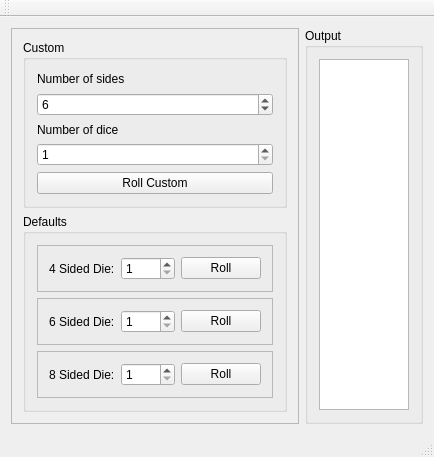
First picture: the form in mainwindow.ui, repository vix597/DnDDice, before the edit.
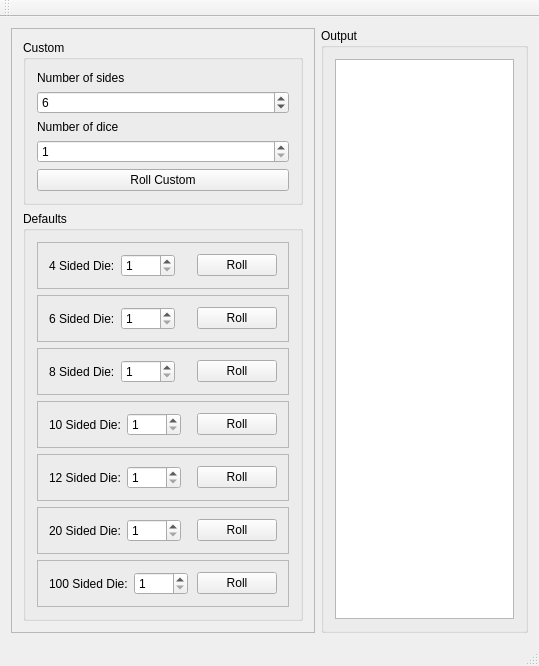
Second picture: the form after the edit.

Commit message: Added the remaining default dice

Patch:
```diff
--- a/mainwindow.ui
+++ b/mainwindow.ui
@@ -6,8 +6,8 @@
    <rect>
     <x>0</x>
     <y>0</y>
-    <width>434</width>
-    <height>457</height>
+    <width>539</width>
+    <height>613</height>
    </rect>
   </property>
   <property name="windowTitle">
@@ -230,6 +230,202 @@
             </layout>
            </widget>
           </item>
+          <item>
+           <widget class="QFrame" name="frame_5">
+            <property name="frameShape">
+             <enum>QFrame::StyledPanel</enum>
+            </property>
+            <property name="frameShadow">
+             <enum>QFrame::Raised</enum>
+            </property>
+            <layout class="QHBoxLayout" name="horizontalLayout_5">
+             <item>
+              <widget class="QLabel" name="label_6">
+               <property name="text">
+                <string>10 Sided Die:</string>
+               </property>
+              </widget>
+             </item>
+             <item>
+              <widget class="QSpinBox" name="TenSided">
+               <property name="minimum">
+                <number>1</number>
+               </property>
+               <property name="maximum">
+                <number>5000</number>
+               </property>
+              </widget>
+             </item>
+             <item>
+              <spacer name="horizontalSpacer_2">
+               <property name="orientation">
+                <enum>Qt::Horizontal</enum>
+               </property>
+               <property name="sizeHint" stdset="0">
+                <size>
+                 <width>40</width>
+                 <height>20</height>
+                </size>
+               </property>
+              </spacer>
+             </item>
+             <item>
+              <widget class="QPushButton" name="RollTenSided">
+               <property name="text">
+                <string>Roll</string>
+               </property>
+              </widget>
+             </item>
+            </layout>
+           </widget>
+          </item>
+          <item>
+           <widget class="QFrame" name="frame_6">
+            <property name="frameShape">
+             <enum>QFrame::StyledPanel</enum>
+            </property>
+            <property name="frameShadow">
+             <enum>QFrame::Raised</enum>
+            </property>
+            <layout class="QHBoxLayout" name="horizontalLayout_6">
+             <item>
+              <widget class="QLabel" name="label_7">
+               <property name="text">
+                <string>12 Sided Die:</string>
+               </property>
+              </widget>
+             </item>
+             <item>
+              <widget class="QSpinBox" name="TwelveSided">
+               <property name="minimum">
+                <number>1</number>
+               </property>
+               <property name="maximum">
+                <number>5000</number>
+               </property>
+              </widget>
+             </item>
+             <item>
+              <spacer name="horizontalSpacer_5">
+               <property name="orientation">
+                <enum>Qt::Horizontal</enum>
+               </property>
+               <property name="sizeHint" stdset="0">
+                <size>
+                 <width>87</width>
+                 <height>20</height>
+                </size>
+               </property>
+              </spacer>
+             </item>
+             <item>
+              <widget class="QPushButton" name="RollTwelveSided">
+               <property name="text">
+                <string>Roll</string>
+               </property>
+              </widget>
+             </item>
+            </layout>
+           </widget>
+          </item>
+          <item>
+           <widget class="QFrame" name="frame_7">
+            <property name="frameShape">
+             <enum>QFrame::StyledPanel</enum>
+            </property>
+            <property name="frameShadow">
+             <enum>QFrame::Raised</enum>
+            </property>
+            <layout class="QHBoxLayout" name="horizontalLayout_7">
+             <item>
+              <widget class="QLabel" name="label_8">
+               <property name="text">
+                <string>20 Sided Die:</string>
+               </property>
+              </widget>
+             </item>
+             <item>
+              <widget class="QSpinBox" name="TwentySided">
+               <property name="minimum">
+                <number>1</number>
+               </property>
+               <property name="maximum">
+                <number>5000</number>
+               </property>
+              </widget>
+             </item>
+             <item>
+              <spacer name="horizontalSpacer_6">
+               <property name="orientation">
+                <enum>Qt::Horizontal</enum>
+               </property>
+               <property name="sizeHint" stdset="0">
+                <size>
+                 <width>87</width>
+                 <height>13</height>
+                </size>
+               </property>
+              </spacer>
+             </item>
+             <item>
+              <widget class="QPushButton" name="RollTwentySided">
+               <property name="text">
+                <string>Roll</string>
+               </property>
+              </widget>
+             </item>
+            </layout>
+           </widget>
+          </item>
+          <item>
+           <widget class="QFrame" name="frame_8">
+            <property name="frameShape">
+             <enum>QFrame::StyledPanel</enum>
+            </property>
+            <property name="frameShadow">
+             <enum>QFrame::Raised</enum>
+            </property>
+            <layout class="QHBoxLayout" name="horizontalLayout_8">
+             <item>
+              <widget class="QLabel" name="label_9">
+               <property name="text">
+                <string>100 Sided Die:</string>
+               </property>
+              </widget>
+             </item>
+             <item>
+              <widget class="QSpinBox" name="HundredSided">
+               <property name="minimum">
+                <number>1</number>
+               </property>
+               <property name="maximum">
+                <number>5000</number>
+               </property>
+              </widget>
+             </item>
+             <item>
+              <spacer name="horizontalSpacer_7">
+               <property name="orientation">
+                <enum>Qt::Horizontal</enum>
+               </property>
+               <property name="sizeHint" stdset="0">
+                <size>
+                 <width>81</width>
+                 <height>20</height>
+                </size>
+               </property>
+              </spacer>
+             </item>
+             <item>
+              <widget class="QPushButton" name="RollHundredSided">
+               <property name="text">
+                <string>Roll</string>
+               </property>
+              </widget>
+             </item>
+            </layout>
+           </widget>
+          </item>
          </layout>
         </widget>
        </item>
```
Left out of the diff: 2 changed lines with no effect on the pictures. The commit also changes 2 other files.
